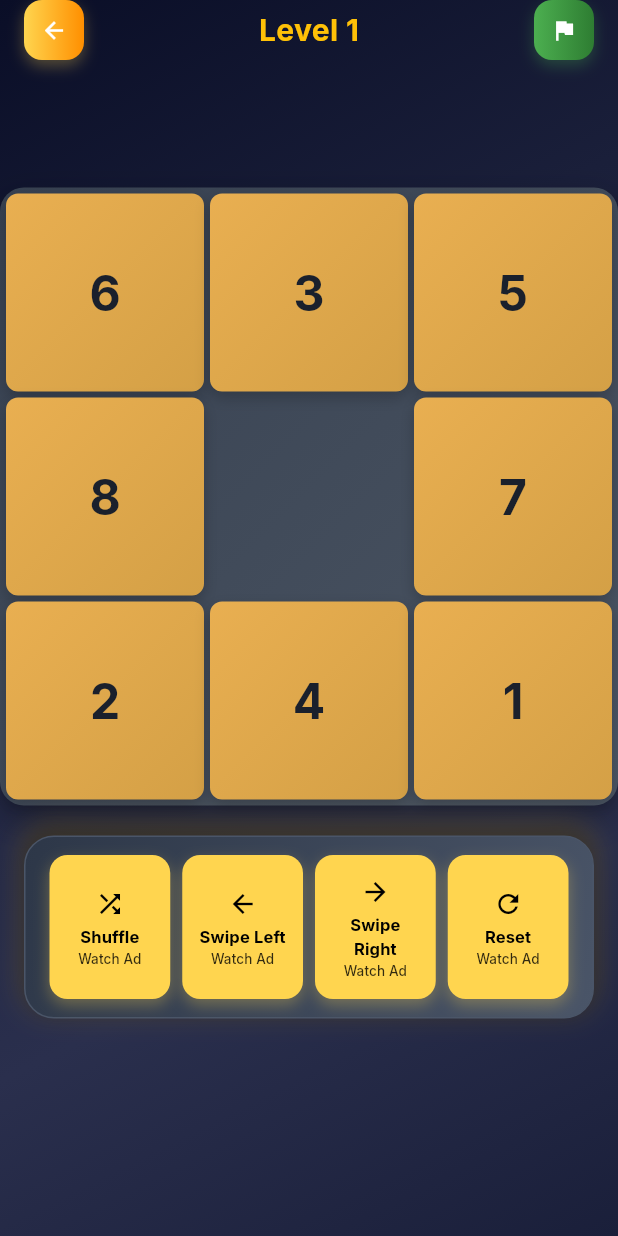
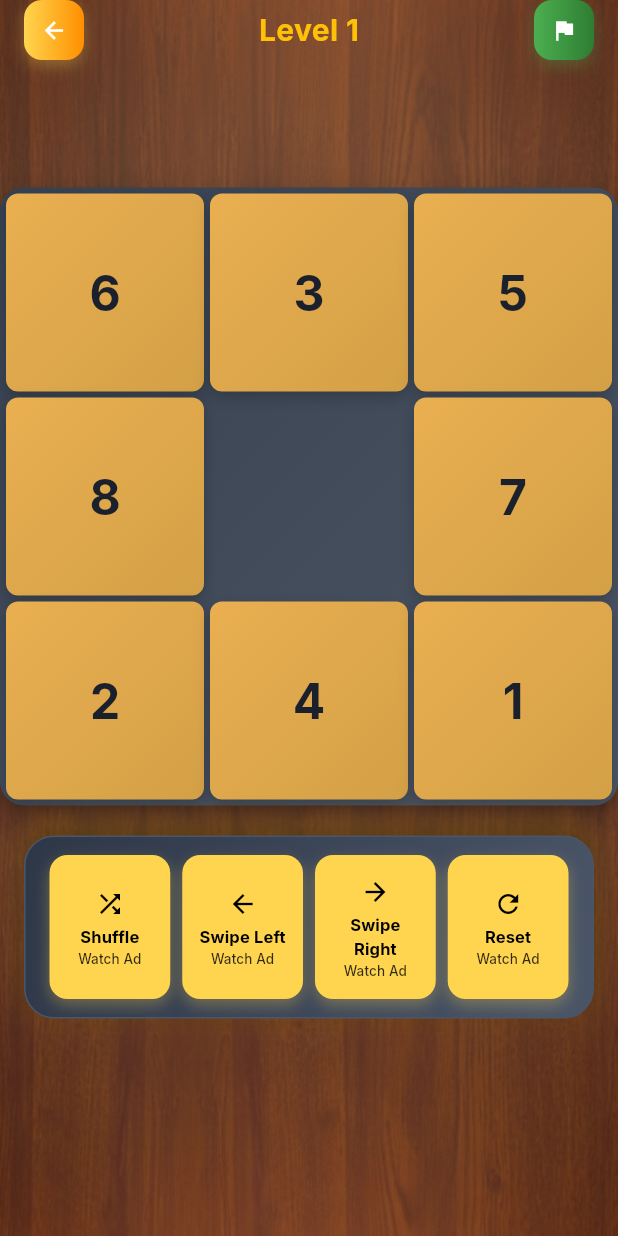
Before and after one commit to AgendeasSolution/sliding-number, a Flutter app: the screen it shows after launch, after a tap on an icon or button, on a phone screen of 412 x 824 dp. Run offline on Flutter 3.47's test engine with Material 3 defaults, Android fonts, the phone set to English and light mode, and no system bars; our stand-ins replace audioplayers, google_fonts, google_mobile_ads, shared_preferences; missing offline and left inert: onesignal_flutter; network calls fail.

Commit message:
Update background decoration across multiple pages to use an image instead of a gradient
- Replaced background gradient with a new image background in game_page.dart, home_page.dart, and splash_page.dart for a more visually appealing design.
- Disabled the animated background in splash_page.dart to enhance performance with the new image background.
- Introduced a new backgroundImage property in app_theme.dart to support the updated design.

```diff
--- a/lib/pages/game_page.dart
+++ b/lib/pages/game_page.dart
@@ -560,7 +560,7 @@ class _GamePageState extends State<GamePage> {
     if (_isInitializing || _gameState == null) {
       return Scaffold(
         body: Container(
-          decoration: AppTheme.backgroundGradient,
+          decoration: AppTheme.backgroundImage,
           child: const Center(
             child: CircularProgressIndicator(
               color: AppColors.primaryGold,
@@ -579,7 +579,7 @@ class _GamePageState extends State<GamePage> {
       },
       child: Scaffold(
         body: Container(
-          decoration: AppTheme.backgroundGradient,
+          decoration: AppTheme.backgroundImage,
           child: SafeArea(
             child: Column(
               children: [
--- a/lib/pages/home_page.dart
+++ b/lib/pages/home_page.dart
@@ -179,7 +179,7 @@ class _HomePageState extends State<HomePage> with TickerProviderStateMixin {
   Widget build(BuildContext context) {
     return Scaffold(
       body: Container(
-        decoration: AppTheme.backgroundGradient,
+        decoration: AppTheme.backgroundImage,
         child: SafeArea(
           child: Column(
             children: [
--- a/lib/pages/splash_page.dart
+++ b/lib/pages/splash_page.dart
@@ -113,11 +113,9 @@ class _SplashPageState extends State<SplashPage> with TickerProviderStateMixin {
 
     return Scaffold(
       body: Container(
-        decoration: AppTheme.backgroundGradient,
+        decoration: AppTheme.backgroundImage,
         child: Stack(
           children: [
-            // Animated background particles
-            _buildAnimatedBackground(),
             // Main content - Logo centered
             Center(
               child: AnimatedBuilder(
@@ -237,15 +235,8 @@ class _SplashPageState extends State<SplashPage> with TickerProviderStateMixin {
   }
 
   Widget _buildAnimatedBackground() {
-    return AnimatedBuilder(
-      animation: _particleAnimation,
-      builder: (context, child) {
-        return CustomPaint(
-          painter: SplashParticlePainter(_particleAnimation.value),
-          size: Size.infinite,
-        );
-      },
-    );
+    // Background animation disabled when using image background
+    return const SizedBox.shrink();
   }
 }
 
--- a/lib/theme/app_theme.dart
+++ b/lib/theme/app_theme.dart
@@ -33,6 +33,14 @@ class AppTheme {
       ),
     );
   }
+
+  // Background using image instead of gradient
+  static BoxDecoration get backgroundImage => const BoxDecoration(
+        image: DecorationImage(
+          image: AssetImage('assets/img/background.png'),
+          fit: BoxFit.cover,
+        ),
+      );
 
   static BoxDecoration get backgroundGradient => const BoxDecoration(
     gradient: LinearGradient(
```
Also changed, not shown: assets/img/background.png (added).
